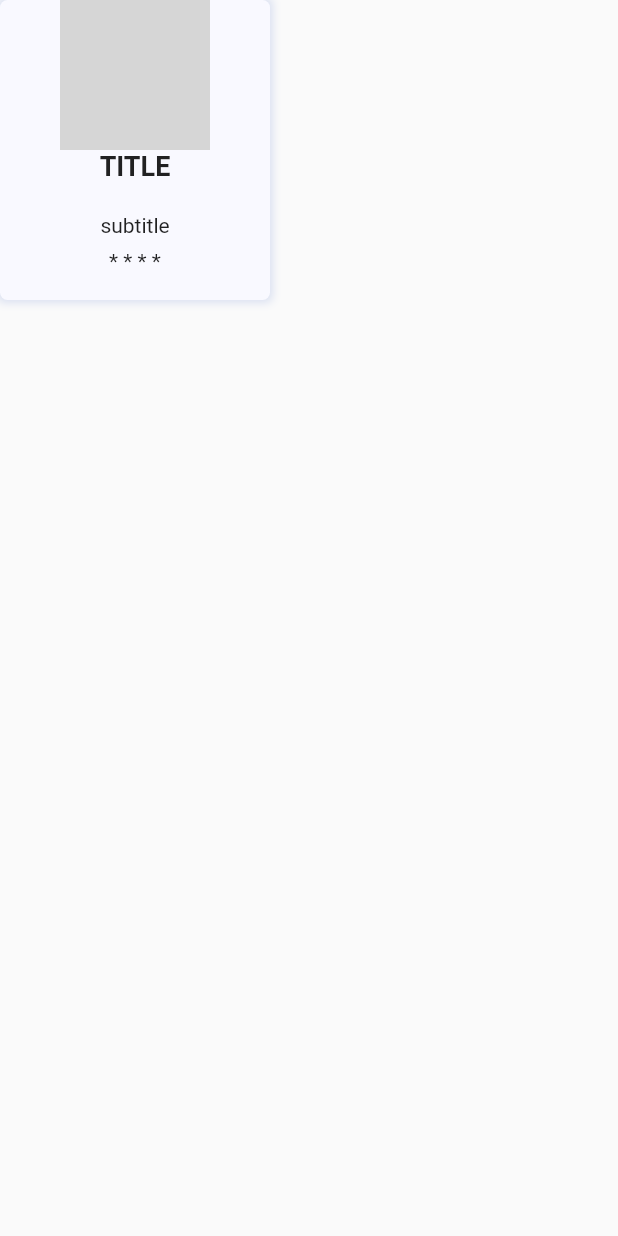
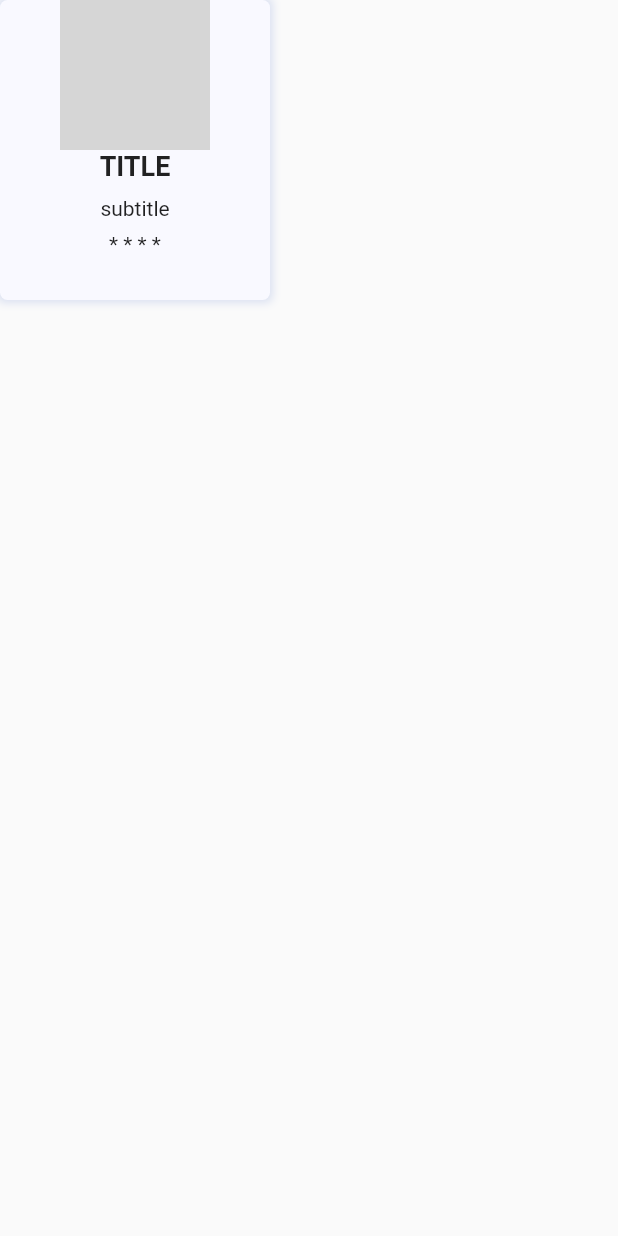
Before and after one commit to MohdShibin/Portfolio, a Flutter app: the SkillGridTile widget shown alone on an empty page, opened directly, on a phone screen of 412 x 824 dp. Run offline on Flutter 3.47's test engine with Material 2 defaults, Android fonts, the phone set to English and light mode, and no system bars; our stand-ins replace font_awesome_flutter, google_fonts; missing offline and left inert: dart:js; grey boxes are pictures that could not be loaded.

Commit message:
updated skill section

```diff
--- a/lib/Reusable components/skill_grid_tile.dart
+++ b/lib/Reusable components/skill_grid_tile.dart
@@ -16,9 +16,6 @@ class SkillGridTile extends StatelessWidget {
 
   @override
   Widget build(BuildContext context) {
-    var screenSize = MediaQuery.of(context).size;
-    var screenHeight =
-        screenSize.height > 600 ? screenSize.height * 0.92 : 600.0;
     return Container(
       width: 180.0,
       height: 200.0,
@@ -47,6 +44,9 @@ class SkillGridTile extends StatelessWidget {
               fontWeight: FontWeight.bold,
             ),
           ),
+          SizedBox(
+            height: 10.0,
+          ),
           Text(
             subTitle!,
           ),
```
Also changed, not shown: lib/screens/desktop component/skills_desktop.dart (+13 -7 lines).
